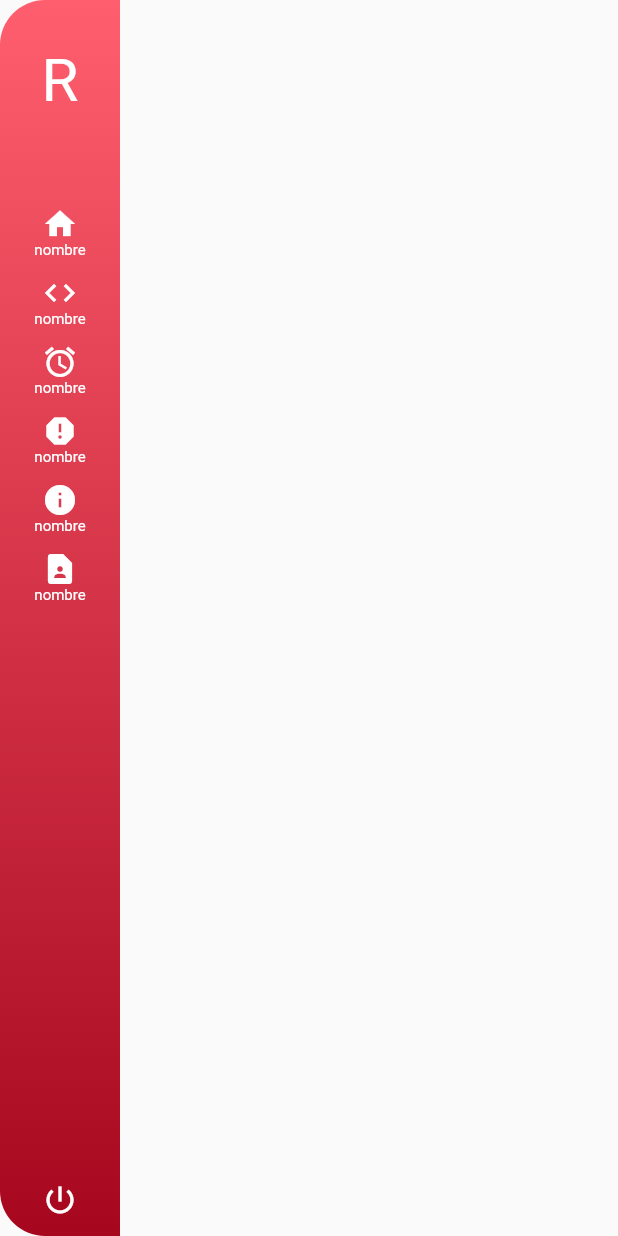
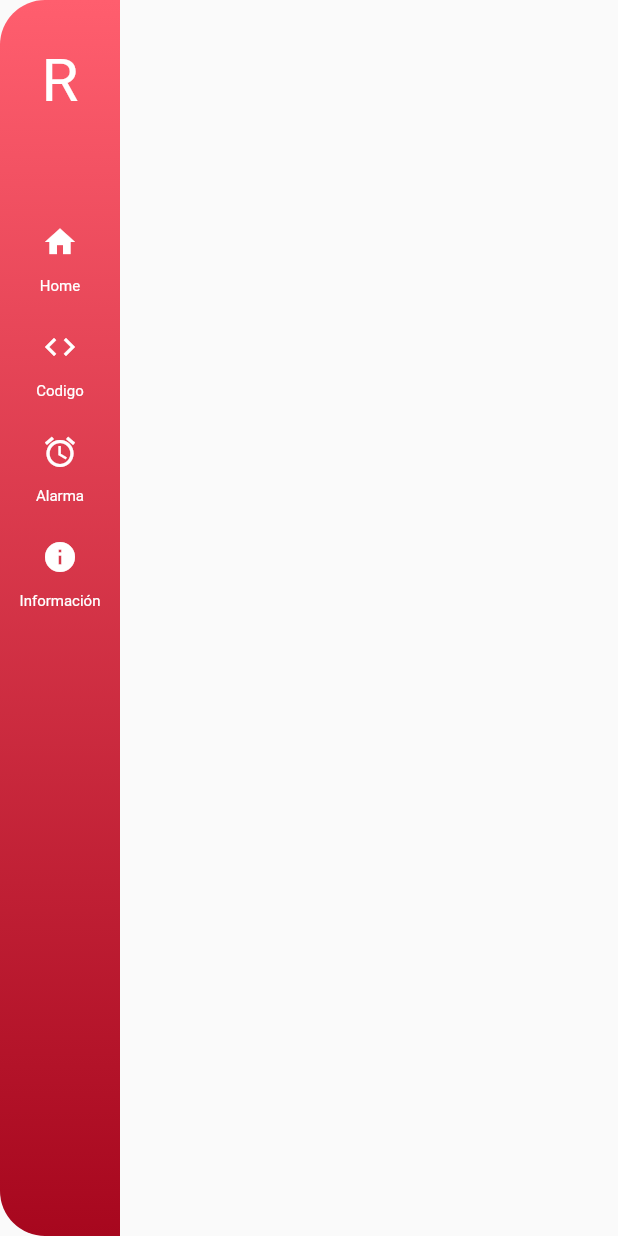
Before and after one commit to kroer84/WebApp, a Flutter app: the BarraLateral widget shown alone on an empty page, opened directly, on a phone screen of 412 x 824 dp. Run offline on Flutter 3.47's test engine with Material 2 defaults, Android fonts, the phone set to English and light mode, and no system bars; our stand-ins replace syncfusion_flutter_charts, syncfusion_flutter_datagrid.

Commit message:
ItemMenu

```diff
--- /dev/null
+++ b/lib/Componentes/ItemMenu.dart
@@ -0,0 +1,38 @@
+import 'package:flutter/material.dart';
+
+class ItemMenu extends StatelessWidget {
+  final _icons = <String, IconData>{
+    'home': Icons.home,
+    'code': Icons.code,
+    'alarm': Icons.alarm,
+    'report': Icons.report,
+    'info': Icons.info,
+    'contacto': Icons.contact_page,
+  };
+  final String nombre;
+  final String nombreIcono;
+
+  ItemMenu(this.nombreIcono, this.nombre);
+
+  @override
+  Widget build(BuildContext context) {
+    return Container(
+      padding: EdgeInsets.only(
+        top: 10,
+      ),
+      child: Column(
+        children: [
+          IconButton(
+              icon: Icon(
+                _icons[nombreIcono],
+                color: Colors.white,
+              ),
+              onPressed: () {
+                print(nombreIcono);
+              }),
+          Text(nombre, style: TextStyle(fontSize: 10, color: Colors.white)),
+        ],
+      ),
+    );
+  }
+}
--- a/lib/Componentes/barra_lateral.dart
+++ b/lib/Componentes/barra_lateral.dart
@@ -1,4 +1,6 @@
 import 'package:flutter/material.dart';
+
+import 'ItemMenu.dart';
 
 class BarraLateral extends StatefulWidget {
   @override
@@ -34,76 +36,12 @@ class _BarraLateralState extends State<BarraLateral> {
           Container(
             height: 50,
           ),
-          Boton(
-              Icon(
-                Icons.home,
-                color: Colors.white,
-              ),
-              'nombre'),
-          Boton(
-              Icon(
-                Icons.code,
-                color: Colors.white,
-              ),
-              'nombre'),
-          Boton(
-              Icon(
-                Icons.alarm,
-                color: Colors.white,
-              ),
-              'nombre'),
-          Boton(
-              Icon(
-                Icons.report,
-                color: Colors.white,
-              ),
-              'nombre'),
-          Boton(
-              Icon(
-                Icons.info,
-                color: Colors.white,
-              ),
-              'nombre'),
-          Boton(
-              Icon(
-                Icons.contact_page,
-                color: Colors.white,
-              ),
-              'nombre'),
-          Expanded(child: Container()),
-          Boton(
-              Icon(
-                Icons.power_settings_new,
-                color: Colors.white,
-              ),
-              '')
+          ItemMenu('home', 'Home'),
+          ItemMenu('code', 'Codigo'),
+          ItemMenu('alarm', 'Alarma'),
+          ItemMenu('info', 'Información'),
         ],
       ),
     );
   }
 }
-
-class Boton extends StatelessWidget {
-  final Icon icono;
-  final String nombre;
-
-  Boton(this.icono, this.nombre);
-
-  @override
-  Widget build(BuildContext context) {
-    return Container(
-      padding: EdgeInsets.only(
-        left: 5,
-        right: 5,
-        top: 10,
-      ),
-      // decoration: BoxDecoration(border: Border.all(color: Colors.blueAccent)),
-      child: Column(
-        children: [
-          icono,
-          Text(nombre, style: TextStyle(fontSize: 10, color: Colors.white)),
-        ],
-      ),
-    );
-  }
-}
--- a/lib/main.dart
+++ b/lib/main.dart
@@ -33,7 +33,6 @@ class MyApp extends StatelessWidget {
               margin:
                   EdgeInsets.only(left: 150, top: 50, right: 150, bottom: 50),
               child: Row(
-                mainAxisAlignment: MainAxisAlignment.start,
                 children: [BarraLateral(), Expanded(child: Cuerpo())],
               ),
             ),
--- a/lib/pages/datagrid.dart
+++ b/lib/pages/datagrid.dart
@@ -120,7 +120,7 @@ class _TableDataGridState extends SampleViewState {
 
   Widget getCellWidget(BuildContext context, GridColumn column, int rowIndex) {
     if (column.mappingName == 'tipo') {
-      final String nombre = _datoCollection[rowIndex].tipo;
+      // final String nombre = _datoCollection[rowIndex].tipo;
       return Center(
           child: Icon(
         Icons.local_shipping,
```
